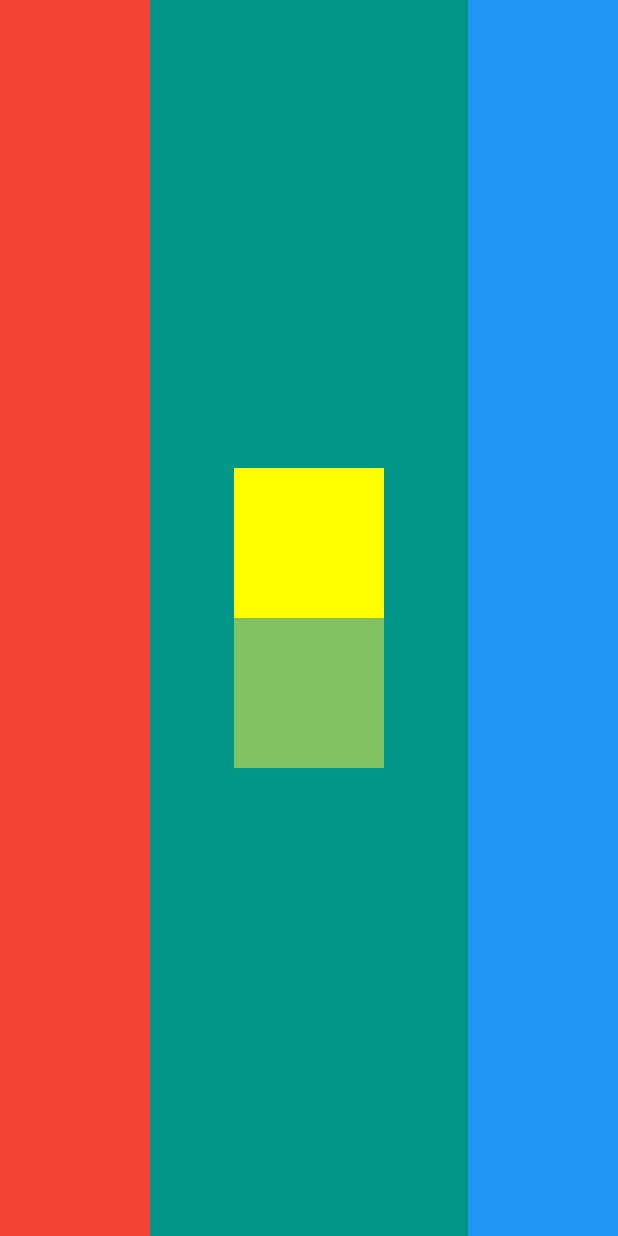
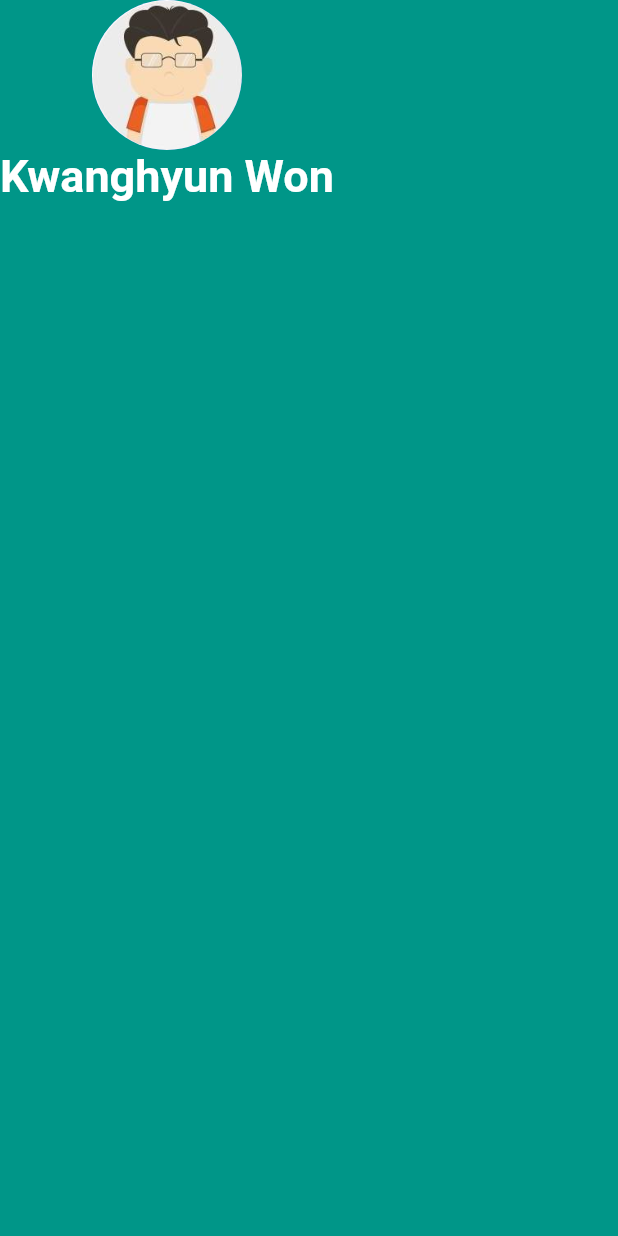
Before and after one commit to wonkwh/flutter_appbrewery, a Flutter app: the screen it shows after launch, on a phone screen of 412 x 824 dp. Run offline on Flutter 3.47's test engine with Material 2 defaults, Android fonts, the phone set to English and light mode, and no system bars.

Commit message:
Tapping into Widget Properties

```diff
--- a/mi_card_flutter/lib/main.dart
+++ b/mi_card_flutter/lib/main.dart
@@ -12,36 +12,16 @@ class MyApp extends StatelessWidget {
       home: Scaffold(
           backgroundColor: Colors.teal,
           body: SafeArea(
-            child: Row(
-              crossAxisAlignment: CrossAxisAlignment.stretch,
-              mainAxisAlignment: MainAxisAlignment.spaceBetween,
+            child: Column(
               children: <Widget>[
-                Container(
-                  height: double.infinity,
-                  width: 100,
-                  color: Colors.red,
+                CircleAvatar(
+                  radius: 50,
+                  backgroundImage: AssetImage("images/wonkwh.jpg")
                 ),
-                SizedBox(
-                  width: 100,
-                  child: Column(
-                    mainAxisAlignment: MainAxisAlignment.center,
-                    children: <Widget>[
-                      Container(
-                        width: 100,
-                        height: 100,
-                        color: Colors.yellowAccent,
-                      ),
-                      Container(
-                        height: 100,
-                        color: Colors.yellow.withOpacity(0.5),
-                      )
-                    ],
-                  ),
-                ),
-                Container(
-                  width: 100,
-                  color: Colors.blue,
-                ),
+                Text(
+                  "Kwanghyun Won",
+                  style: TextStyle(color: Colors.white, fontSize: 30.0, fontWeight: FontWeight.bold),
+                )
               ],
             ),
           )),
```
Also changed, not shown: mi_card_flutter/pubspec.yaml (+2 -50 lines), mi_card_flutter/images/wonkwh.jpg (added).
